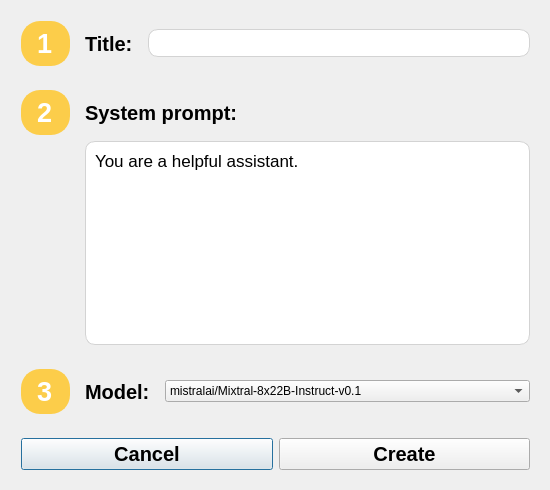
First picture: the form in chatcreatewindow.ui, repository HSE-DSBA-233/this-is-fine-client, before the edit.
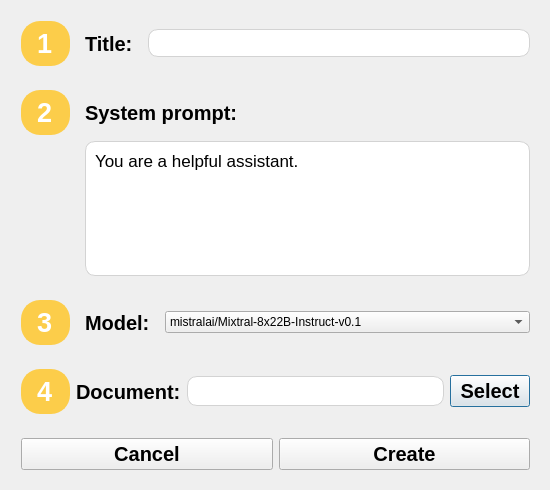
Second picture: the form after the edit.

What changed in the file:
```diff
--- a/chatcreatewindow.ui
+++ b/chatcreatewindow.ui
@@ -358,6 +358,95 @@
      </layout>
     </widget>
    </item>
+   <item>
+    <widget class="QWidget" name="ragWidget" native="true">
+     <layout class="QHBoxLayout" name="horizontalLayout_4" stretch="0,0,0,0">
+      <item>
+       <widget class="QLabel" name="ragIconLabel">
+        <property name="font">
+         <font>
+          <pointsize>20</pointsize>
+          <bold>true</bold>
+         </font>
+        </property>
+        <property name="styleSheet">
+         <string notr="true">background-color: #FCCD4A; color: white; border: 2px solid #FCCD4A; border-radius:19px; padding: 5px 7px;</string>
+        </property>
+        <property name="text">
+         <string>4</string>
+        </property>
+       </widget>
+      </item>
+      <item>
+       <widget class="QLabel" name="ragTitleLabel">
+        <property name="font">
+         <font>
+          <pointsize>15</pointsize>
+          <bold>true</bold>
+         </font>
+        </property>
+        <property name="text">
+         <string>Document:</string>
+        </property>
+       </widget>
+      </item>
+      <item>
+       <widget class="QTextEdit" name="ragFileWidget">
+        <property name="maximumSize">
+         <size>
+          <width>16777215</width>
+          <height>30</height>
+         </size>
+        </property>
+        <property name="font">
+         <font>
+          <pointsize>13</pointsize>
+          <bold>false</bold>
+         </font>
+        </property>
+        <property name="styleSheet">
+         <string notr="true">background-color: white; border: 1px solid lightgray; padding: 5px; border-radius: 10px;</string>
+        </property>
+        <property name="verticalScrollBarPolicy">
+         <enum>Qt::ScrollBarAlwaysOff</enum>
+        </property>
+        <property name="horizontalScrollBarPolicy">
+         <enum>Qt::ScrollBarAlwaysOff</enum>
+        </property>
+        <property name="readOnly">
+         <bool>true</bool>
+        </property>
+        <property name="html">
+         <string>&lt;!DOCTYPE HTML PUBLIC &quot;-//W3C//DTD HTML 4.0//EN&quot; &quot;http://www.w3.org/TR/REC-html40/strict.dtd&quot;&gt;
+&lt;html&gt;&lt;head&gt;&lt;meta name=&quot;qrichtext&quot; content=&quot;1&quot; /&gt;&lt;meta charset=&quot;utf-8&quot; /&gt;&lt;style type=&quot;text/css&quot;&gt;
+p, li { white-space: pre-wrap; }
+hr { height: 1px; border-width: 0; }
+li.unchecked::marker { content: &quot;\2610&quot;; }
+li.checked::marker { content: &quot;\2612&quot;; }
+&lt;/style&gt;&lt;/head&gt;&lt;body style=&quot; font-family:'.AppleSystemUIFont'; font-size:13pt; font-weight:400; font-style:normal;&quot;&gt;
+&lt;p style=&quot;-qt-paragraph-type:empty; margin-top:0px; margin-bottom:0px; margin-left:0px; margin-right:0px; -qt-block-indent:0; text-indent:0px; font-size:15pt;&quot;&gt;&lt;br /&gt;&lt;/p&gt;&lt;/body&gt;&lt;/html&gt;</string>
+        </property>
+       </widget>
+      </item>
+      <item>
+       <widget class="QPushButton" name="ragButton">
+        <property name="font">
+         <font>
+          <pointsize>15</pointsize>
+          <bold>true</bold>
+         </font>
+        </property>
+        <property name="cursor">
+         <cursorShape>PointingHandCursor</cursorShape>
+        </property>
+        <property name="text">
+         <string>Select</string>
+        </property>
+       </widget>
+      </item>
+     </layout>
+    </widget>
+   </item>
    <item>
     <widget class="QWidget" name="buttonsWidget" native="true">
      <layout class="QHBoxLayout" name="horizontalLayout">
```
